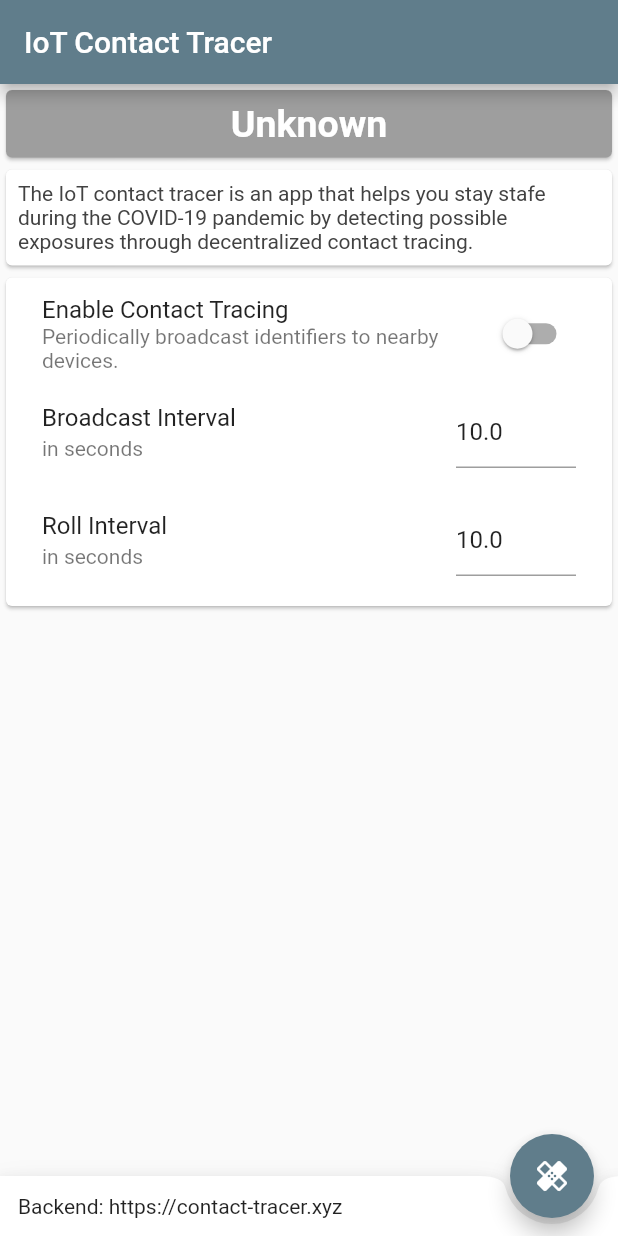
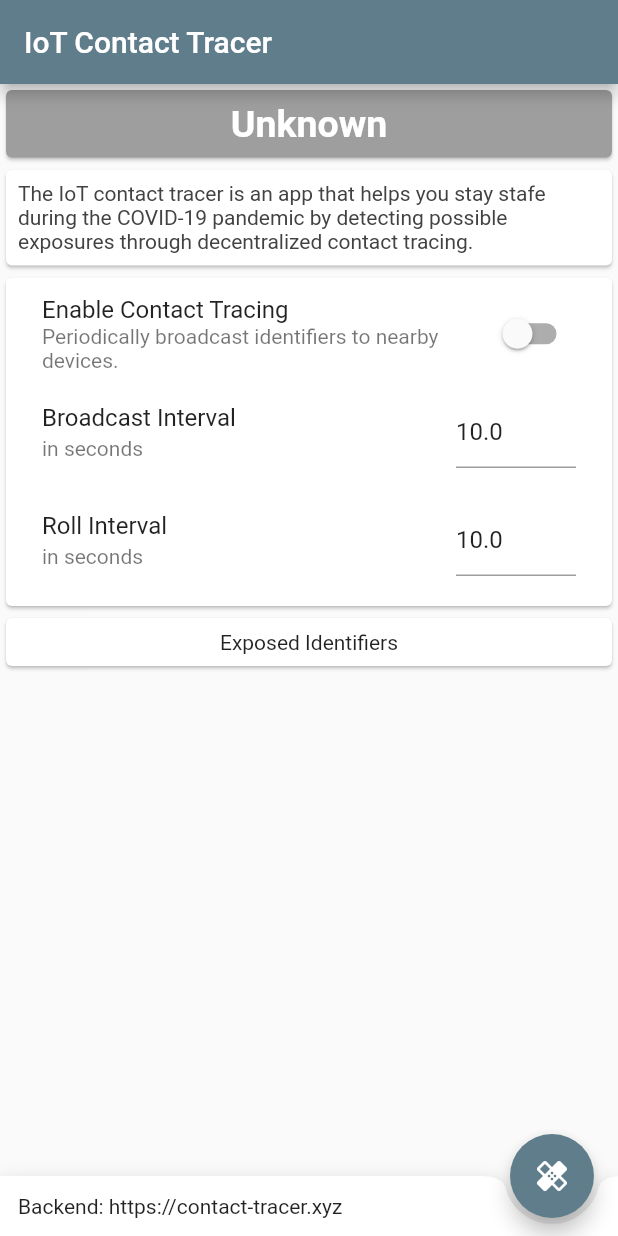
Before and after one commit to fwcd/iot-contact-tracer, a Flutter app: the screen it shows after launch, on a phone screen of 412 x 824 dp. Run offline on Flutter 3.47's test engine with Material 2 defaults, Android fonts, the light colour scheme and no system bars; missing offline and left inert: beacon_broadcast, flutter_beacon.

Commit message:
Add view of exposed identifiers

```diff
--- a/mobile-client/contact_tracer/lib/view/home_page.dart
+++ b/mobile-client/contact_tracer/lib/view/home_page.dart
@@ -5,6 +5,7 @@ import 'package:contact_tracer/model/health_status.dart';
 import 'package:contact_tracer/service/contact_tracer_service.dart';
 import 'package:contact_tracer/view/basic_alert_dialog.dart';
 import 'package:contact_tracer/view/feed_card.dart';
+import 'package:contact_tracer/view/identifier_list.dart';
 import 'package:contact_tracer/view/number_list_tile.dart';
 import 'package:flutter/material.dart';
 import 'package:http/http.dart' as http;
@@ -179,6 +180,12 @@ class _ContactTracerHomePageState extends State<ContactTracerHomePage> {
                 ),
               ],
             )
+          ),
+          FeedCard(
+            child: IdentifierList(
+              title: "Exposed Identifiers",
+              identifiers: _exposedIdents,
+            )
           )
         ],
       ),
```
